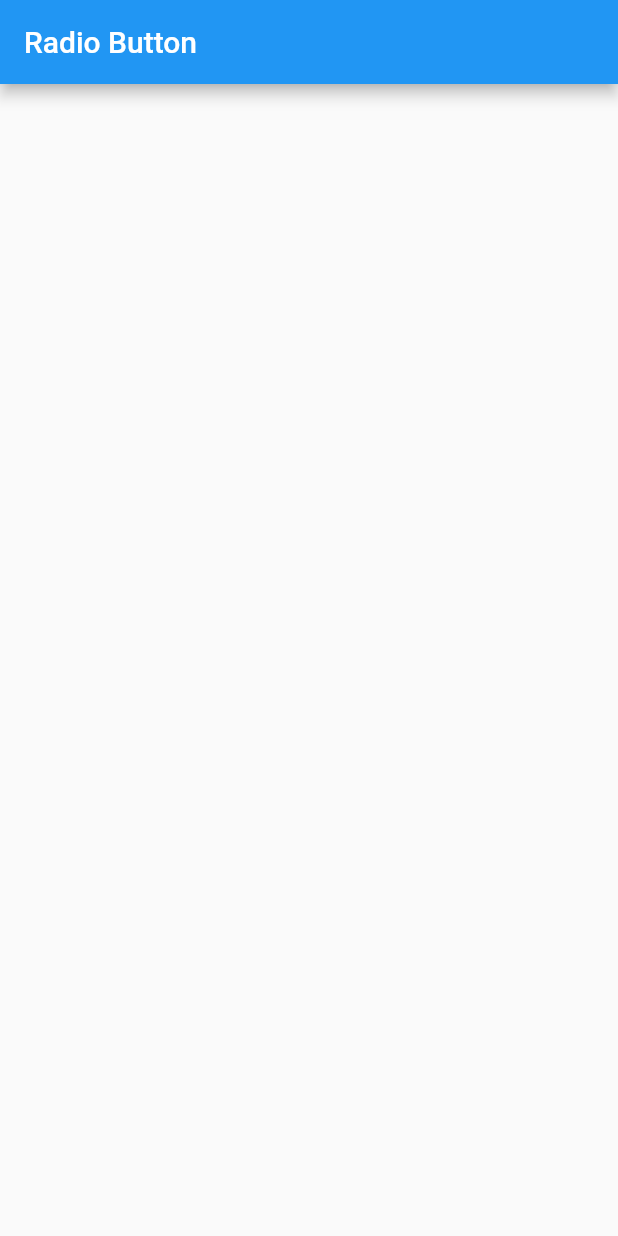
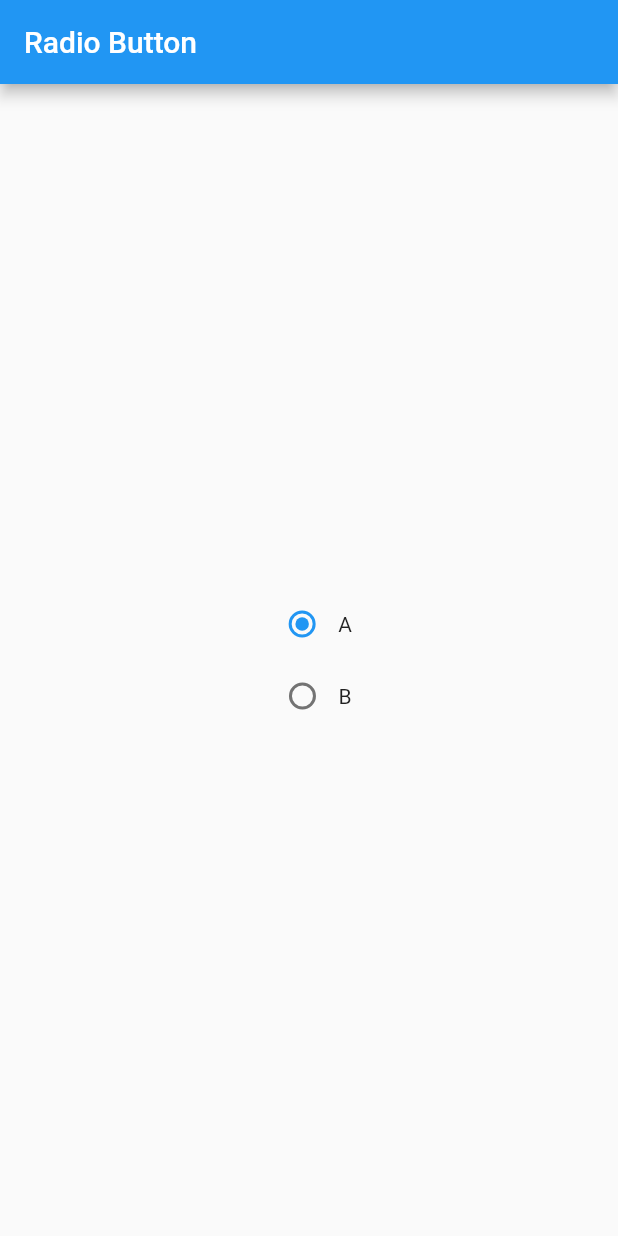
Before and after one commit to Gogo-jiii/Flutter-Radio-Button, a Flutter app: the screen it shows after launch, on a phone screen of 412 x 824 dp. Run offline on Flutter 3.47's test engine with Material 2 defaults, Android fonts, the phone set to English and light mode, and no system bars.

```diff
--- a/lib/main.dart
+++ b/lib/main.dart
@@ -1,3 +1,4 @@
+import 'package:flutter/foundation.dart';
 import 'package:flutter/material.dart';
 
 void main() {
@@ -29,14 +30,59 @@ class MyHomePage extends StatefulWidget {
   State<MyHomePage> createState() => _MyHomePageState();
 }
 
+enum GroupValue { A, B }
+
 class _MyHomePageState extends State<MyHomePage> {
+  GroupValue _groupValue = GroupValue.A;
+
   @override
   Widget build(BuildContext context) {
     return Scaffold(
-      appBar: AppBar(
-        title: Text(widget.title),
-      ),
-      body: Center(),
-    );
+        appBar: AppBar(
+          title: Text(widget.title),
+        ),
+        body: Center(
+          child: Column(
+            mainAxisAlignment: MainAxisAlignment.center,
+            children: [
+              Row(
+                mainAxisAlignment: MainAxisAlignment.center,
+                children: [
+                  Radio<GroupValue>(
+                    onChanged: (value) {
+                      setState(() {
+                        _groupValue = value!;
+                        if (kDebugMode) {
+                          print(_groupValue);
+                        }
+                      });
+                    },
+                    groupValue: _groupValue,
+                    value: GroupValue.A,
+                  ),
+                  const Text("A"),
+                ],
+              ),
+              Row(
+                mainAxisAlignment: MainAxisAlignment.center,
+                children: [
+                  Radio<GroupValue>(
+                    onChanged: (value) {
+                      setState(() {
+                        _groupValue = value!;
+                        if (kDebugMode) {
+                          print(_groupValue);
+                        }
+                      });
+                    },
+                    groupValue: _groupValue,
+                    value: GroupValue.B,
+                  ),
+                  const Text("B"),
+                ],
+              ),
+            ],
+          ),
+        ));
   }
 }
```
